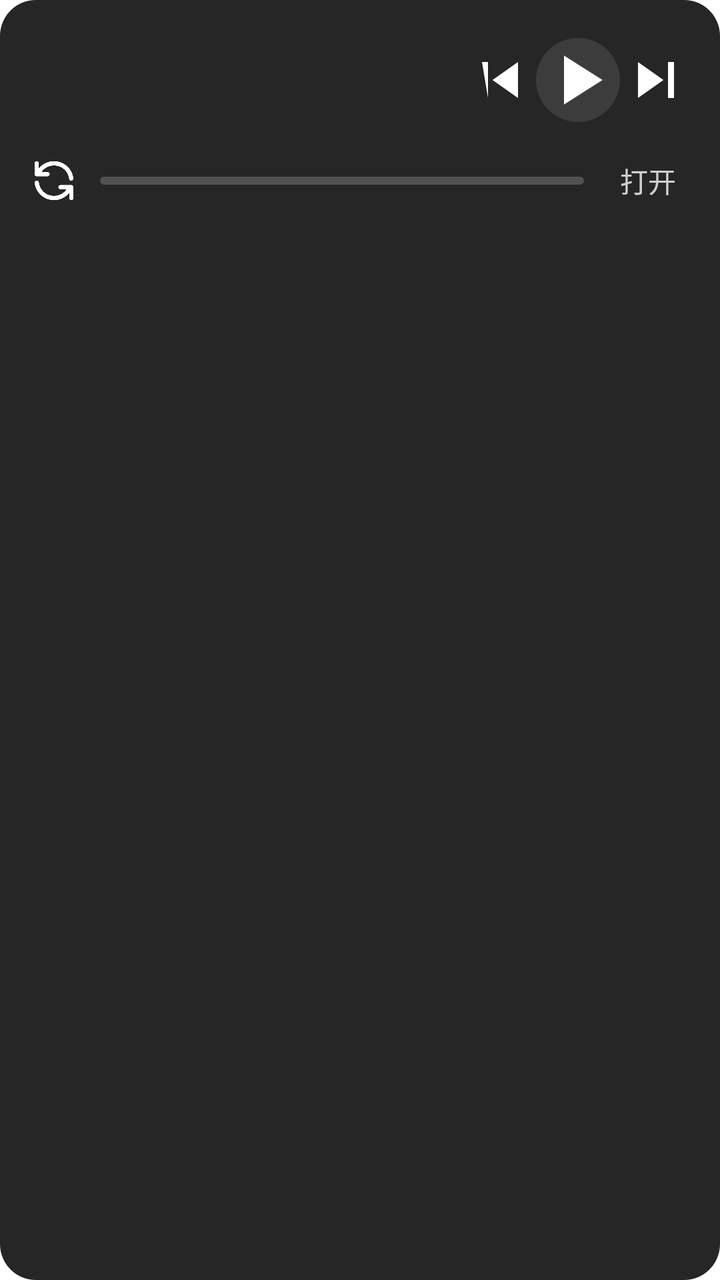
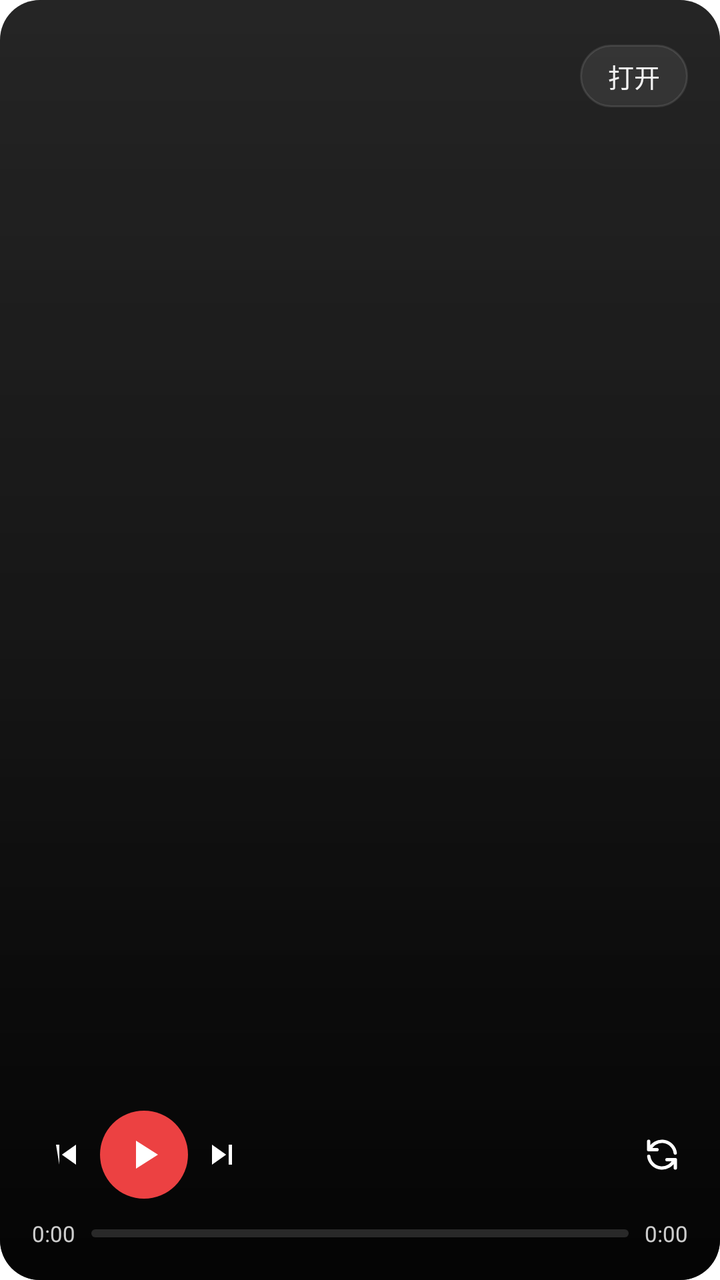

Compare the two renders of this Android layout. The source of the first and the diff that turns it into the second are given below.
<!-- AndroidManifest.xml: fallback theme Theme.MaterialComponents.DayNight.NoActionBar -->
<!-- res/layout/player_widget.xml -->
<?xml version="1.0" encoding="utf-8"?>
<LinearLayout xmlns:android="http://schemas.android.com/apk/res/android"
    android:id="@+id/root"
    android:layout_width="match_parent"
    android:layout_height="match_parent"
    android:orientation="vertical"
    android:background="@drawable/widget_bg"
    android:padding="14dp">

    <LinearLayout
        android:layout_width="match_parent"
        android:layout_height="wrap_content"
        android:orientation="horizontal"
        android:gravity="center_vertical">

        <ImageView
            android:id="@+id/cover"
            android:layout_width="52dp"
            android:layout_height="52dp"
            android:scaleType="centerCrop"
            android:contentDescription="@string/widget_label" />

        <LinearLayout
            android:layout_width="0dp"
            android:layout_height="wrap_content"
            android:layout_weight="1"
            android:layout_marginStart="12dp"
            android:layout_marginEnd="8dp"
            android:orientation="vertical">

            <TextView
                android:id="@+id/songText"
                android:layout_width="match_parent"
                android:layout_height="wrap_content"
                android:textColor="#FFFFFF"
                android:textSize="14sp"
                android:textStyle="bold"
                android:singleLine="true"
                android:ellipsize="end" />

            <TextView
                android:id="@+id/artistText"
                android:layout_width="match_parent"
                android:layout_height="wrap_content"
                android:layout_marginTop="2dp"
                android:textColor="#99FFFFFF"
                android:textSize="12sp"
                android:singleLine="true"
                android:ellipsize="end" />
        </LinearLayout>

        <ImageButton
            android:id="@+id/btnPrev"
            android:layout_width="36dp"
            android:layout_height="36dp"
            android:background="?android:attr/selectableItemBackgroundBorderless"
            android:src="@drawable/ic_skip_previous"
            android:scaleType="fitCenter"
            android:contentDescription="@string/widget_label" />

        <ImageButton
            android:id="@+id/btnPlay"
            android:layout_width="42dp"
            android:layout_height="42dp"
            android:background="@drawable/widget_play_btn"
            android:src="@drawable/ic_play"
            android:scaleType="fitCenter"
            android:contentDescription="@string/widget_label" />

        <ImageButton
            android:id="@+id/btnNext"
            android:layout_width="36dp"
            android:layout_height="36dp"
            android:background="?android:attr/selectableItemBackgroundBorderless"
            android:src="@drawable/ic_skip_next"
            android:scaleType="fitCenter"
            android:contentDescription="@string/widget_label" />
    </LinearLayout>

    <LinearLayout
        android:layout_width="match_parent"
        android:layout_height="wrap_content"
        android:layout_marginTop="10dp"
        android:orientation="horizontal"
        android:gravity="center_vertical">

        <ImageButton
            android:id="@+id/btnMode"
            android:layout_width="26dp"
            android:layout_height="26dp"
            android:background="?android:attr/selectableItemBackgroundBorderless"
            android:src="@drawable/ic_notif_mode_repeat"
            android:scaleType="fitCenter"
            android:contentDescription="@string/widget_label" />

        <ProgressBar
            android:id="@+id/progress"
            style="?android:attr/progressBarStyleHorizontal"
            android:layout_width="0dp"
            android:layout_height="wrap_content"
            android:layout_weight="1"
            android:layout_marginStart="10dp"
            android:layout_marginEnd="10dp"
            android:max="100"
            android:progress="0"
            android:progressDrawable="@drawable/widget_progress_drawable"
            android:maxHeight="4dp"
            android:minHeight="4dp" />

        <TextView
            android:id="@+id/btnOpen"
            android:layout_width="wrap_content"
            android:layout_height="wrap_content"
            android:text="打开"
            android:textColor="#C7FFFFFF"
            android:textSize="14sp"
            android:background="?android:attr/selectableItemBackground"
            android:paddingStart="8dp"
            android:paddingEnd="8dp"
            android:paddingTop="4dp"
            android:paddingBottom="4dp"
            android:contentDescription="@string/widget_label" />
    </LinearLayout>
</LinearLayout>
<!-- resources referenced by this layout -->
<resources>
  <!-- drawable ic_notif_mode_repeat (drawable) -->
  <vector xmlns:android="http://schemas.android.com/apk/res/android"
      android:width="24dp"
      android:height="24dp"
      android:viewportWidth="24"
      android:viewportHeight="24"
      android:tint="#FFFFFF">
      
      <path
          android:pathData="M4 4 L4 9 L4.582 9 M19.938 11 A8.001 8.001 0 0 0 4.582 9 M4.582 9 L9 9 M20 20 L20 15 L19.419 15 A8.003 8.003 0 0 1 4.062 13 M19.419 15 L15 15"
          android:strokeColor="#FFFFFF"
          android:strokeWidth="2"
          android:strokeLineCap="round"
          android:strokeLineJoin="round"
          android:fillColor="@android:color/transparent"/>
  </vector>
  <!-- drawable ic_play (drawable) -->
  <vector xmlns:android="http://schemas.android.com/apk/res/android"
      android:width="24dp"
      android:height="24dp"
      android:viewportWidth="24"
      android:viewportHeight="24"
      android:tint="#FFFFFF">
      <path
          android:fillColor="#FFFFFF"
          android:pathData="M8,5v14l11,-7z" />
  </vector>
  <!-- drawable ic_skip_next (drawable) -->
  <vector xmlns:android="http://schemas.android.com/apk/res/android"
      android:width="24dp"
      android:height="24dp"
      android:viewportWidth="24"
      android:viewportHeight="24"
      android:tint="#FFFFFF">
      <path
          android:fillColor="#FFFFFF"
          android:pathData="M6,18l8.5,-6L6,6v12z M16,6v12h2L18,6h-2z" />
  </vector>
  <!-- drawable ic_skip_previous (drawable) -->
  <vector xmlns:android="http://schemas.android.com/apk/res/android"
      android:width="24dp"
      android:height="24dp"
      android:viewportWidth="24"
      android:viewportHeight="24"
      android:tint="#FFFFFF">
      <path
          android:fillColor="#FFFFFF"
          android:pathData="M6,6h2v12L6,6z M9.5,12l8.5,6L18,6L9.5,12z" />
  </vector>
  <!-- drawable widget_bg (drawable) -->
  <?xml version="1.0" encoding="utf-8"?>
  <shape xmlns:android="http://schemas.android.com/apk/res/android"
      android:shape="rectangle">
      <solid android:color="#262626" />
      <corners android:radius="18dp" />
  </shape>
  <!-- drawable widget_play_btn (drawable) -->
  <?xml version="1.0" encoding="utf-8"?>
  <shape xmlns:android="http://schemas.android.com/apk/res/android"
      android:shape="oval">
      <solid android:color="#1AFFFFFF" />
  </shape>
  <!-- drawable widget_progress_drawable (drawable) -->
  <?xml version="1.0" encoding="utf-8"?>
  <layer-list xmlns:android="http://schemas.android.com/apk/res/android">
      <item android:id="@android:id/background">
          <shape android:shape="rectangle">
              <solid android:color="#33FFFFFF" />
              <corners android:radius="3dp" />
          </shape>
      </item>
      <item android:id="@android:id/progress">
          <clip>
              <shape android:shape="rectangle">
                  <solid android:color="#CCFFFFFF" />
                  <corners android:radius="3dp" />
              </shape>
          </clip>
      </item>
  </layer-list>
  <string name="widget_label">弦予播放</string>
</resources>

<!-- the commit's change to res/layout/player_widget.xml (unified diff, before → after) -->
@@ -1,124 +1,177 @@
 <?xml version="1.0" encoding="utf-8"?>
-<LinearLayout xmlns:android="http://schemas.android.com/apk/res/android"
+<FrameLayout xmlns:android="http://schemas.android.com/apk/res/android"
     android:id="@+id/root"
     android:layout_width="match_parent"
     android:layout_height="match_parent"
-    android:orientation="vertical"
-    android:background="@drawable/widget_bg"
-    android:padding="14dp">
+    android:background="@drawable/widget_bg">
 
+    
+    <ImageView
+        android:id="@+id/bgCover"
+        android:layout_width="match_parent"
+        android:layout_height="match_parent"
+        android:scaleType="fitXY"
+        android:contentDescription="@string/widget_label" />
+
+    
+    <View
+        android:id="@+id/scrim"
+        android:layout_width="match_parent"
+        android:layout_height="match_parent"
+        android:background="@drawable/widget_cover_scrim" />
+
+    
     <LinearLayout
         android:layout_width="match_parent"
-        android:layout_height="wrap_content"
-        android:orientation="horizontal"
-        android:gravity="center_vertical">
+        android:layout_height="match_parent"
+        android:orientation="vertical"
+        android:padding="16dp">
 
-        <ImageView
-            android:id="@+id/cover"
-            android:layout_width="52dp"
-            android:layout_height="52dp"
-            android:scaleType="centerCrop"
-            android:contentDescription="@string/widget_label" />
+        
+        <LinearLayout
+            android:layout_width="match_parent"
+            android:layout_height="wrap_content"
+            android:orientation="horizontal"
+            android:gravity="center_vertical">
 
-        <LinearLayout
-            android:layout_width="0dp"
-            android:layout_height="wrap_content"
-            android:layout_weight="1"
-            android:layout_marginStart="12dp"
-            android:layout_marginEnd="8dp"
-            android:orientation="vertical">
+            <LinearLayout
+                android:layout_width="0dp"
+                android:layout_height="wrap_content"
+                android:layout_weight="1"
+                android:orientation="vertical">
+
+                <TextView
+                    android:id="@+id/songText"
+                    android:layout_width="match_parent"
+                    android:layout_height="wrap_content"
+                    android:textColor="#FFFFFF"
+                    android:textSize="18sp"
+                    android:textStyle="bold"
+                    android:maxLines="1"
+                    android:ellipsize="end" />
+
+                <TextView
+                    android:id="@+id/artistText"
+                    android:layout_width="match_parent"
+                    android:layout_height="wrap_content"
+                    android:layout_marginTop="2dp"
+                    android:textColor="#CCFFFFFF"
+                    android:textSize="13sp"
+                    android:maxLines="1"
+                    android:ellipsize="end" />
+            </LinearLayout>
 
             <TextView
-                android:id="@+id/songText"
-                android:layout_width="match_parent"
+                android:id="@+id/btnOpen"
+                android:layout_width="wrap_content"
                 android:layout_height="wrap_content"
-                android:textColor="#FFFFFF"
-                android:textSize="14sp"
-                android:textStyle="bold"
-                android:singleLine="true"
-                android:ellipsize="end" />
+                android:text="打开"
+                android:textColor="#EFFFFFFF"
+                android:textSize="13sp"
+                android:background="@drawable/widget_open_btn"
+                android:paddingStart="14dp"
+                android:paddingEnd="14dp"
+                android:paddingTop="6dp"
+                android:paddingBottom="6dp"
+                android:contentDescription="@string/widget_label" />
+        </LinearLayout>
+
+        
+        <View
+            android:layout_width="match_parent"
+            android:layout_height="0dp"
+            android:layout_weight="1" />
+
+        
+        <LinearLayout
+            android:layout_width="match_parent"
+            android:layout_height="wrap_content"
+            android:orientation="horizontal"
+            android:gravity="center_vertical">
+
+            <ImageButton
+                android:id="@+id/btnPrev"
+                android:layout_width="34dp"
+                android:layout_height="34dp"
+                android:padding="7dp"
+                android:background="?android:attr/selectableItemBackgroundBorderless"
+                android:src="@drawable/ic_skip_previous"
+                android:scaleType="fitCenter"
+                android:contentDescription="@string/widget_label" />
+
+            <ImageButton
+                android:id="@+id/btnPlay"
+                android:layout_width="44dp"
+                android:layout_height="44dp"
+                android:padding="10dp"
+                android:background="@drawable/widget_play_btn"
+                android:src="@drawable/ic_play"
+                android:scaleType="fitCenter"
+                android:contentDescription="@string/widget_label" />
+
+            <ImageButton
+                android:id="@+id/btnNext"
+                android:layout_width="34dp"
+                android:layout_height="34dp"
+                android:padding="7dp"
+                android:background="?android:attr/selectableItemBackgroundBorderless"
+                android:src="@drawable/ic_skip_next"
+                android:scaleType="fitCenter"
+                android:contentDescription="@string/widget_label" />
+
+            <View
+                android:layout_width="0dp"
+                android:layout_height="match_parent"
+                android:layout_weight="1" />
+
+            <ImageButton
+                android:id="@+id/btnMode"
+                android:layout_width="26dp"
+                android:layout_height="26dp"
+                android:padding="3dp"
+                android:background="?android:attr/selectableItemBackgroundBorderless"
+                android:src="@drawable/ic_notif_mode_repeat"
+                android:scaleType="fitCenter"
+                android:contentDescription="@string/widget_label" />
+        </LinearLayout>
+
+        
+        <LinearLayout
+            android:layout_width="match_parent"
+            android:layout_height="wrap_content"
+            android:layout_marginTop="10dp"
+            android:orientation="horizontal"
+            android:gravity="center_vertical">
 
             <TextView
-                android:id="@+id/artistText"
-                android:layout_width="match_parent"
+                android:id="@+id/timeCur"
+                android:layout_width="wrap_content"
                 android:layout_height="wrap_content"
-                android:layout_marginTop="2dp"
-                android:textColor="#99FFFFFF"
-                android:textSize="12sp"
-                android:singleLine="true"
-                android:ellipsize="end" />
+                android:text="0:00"
+                android:textColor="#CCFFFFFF"
+                android:textSize="11sp" />
+
+            <ProgressBar
+                android:id="@+id/progress"
+                style="?android:attr/progressBarStyleHorizontal"
+                android:layout_width="0dp"
+                android:layout_height="wrap_content"
+                android:layout_weight="1"
+                android:layout_marginStart="8dp"
+                android:layout_marginEnd="8dp"
+                android:max="100"
+                android:progress="0"
+                android:progressDrawable="@drawable/widget_progress_drawable"
+                android:maxHeight="4dp"
+                android:minHeight="4dp" />
+
+            <TextView
+                android:id="@+id/timeDur"
+                android:layout_width="wrap_content"
+                android:layout_height="wrap_content"
+                android:text="0:00"
+                android:textColor="#CCFFFFFF"
+                android:textSize="11sp" />
         </LinearLayout>
-
-        <ImageButton
-            android:id="@+id/btnPrev"
-            android:layout_width="36dp"
-            android:layout_height="36dp"
-            android:background="?android:attr/selectableItemBackgroundBorderless"
-            android:src="@drawable/ic_skip_previous"
-            android:scaleType="fitCenter"
-            android:contentDescription="@string/widget_label" />
-
-        <ImageButton
-            android:id="@+id/btnPlay"
-            android:layout_width="42dp"
-            android:layout_height="42dp"
-            android:background="@drawable/widget_play_btn"
-            android:src="@drawable/ic_play"
-            android:scaleType="fitCenter"
-            android:contentDescription="@string/widget_label" />
-
-        <ImageButton
-            android:id="@+id/btnNext"
-            android:layout_width="36dp"
-            android:layout_height="36dp"
-            android:background="?android:attr/selectableItemBackgroundBorderless"
-            android:src="@drawable/ic_skip_next"
-            android:scaleType="fitCenter"
-            android:contentDescription="@string/widget_label" />
     </LinearLayout>
-
-    <LinearLayout
-        android:layout_width="match_parent"
-        android:layout_height="wrap_content"
-        android:layout_marginTop="10dp"
-        android:orientation="horizontal"
-        android:gravity="center_vertical">
-
-        <ImageButton
-            android:id="@+id/btnMode"
-            android:layout_width="26dp"
-            android:layout_height="26dp"
-            android:background="?android:attr/selectableItemBackgroundBorderless"
-            android:src="@drawable/ic_notif_mode_repeat"
-            android:scaleType="fitCenter"
-            android:contentDescription="@string/widget_label" />
-
-        <ProgressBar
-            android:id="@+id/progress"
-            style="?android:attr/progressBarStyleHorizontal"
-            android:layout_width="0dp"
-            android:layout_height="wrap_content"
-            android:layout_weight="1"
-            android:layout_marginStart="10dp"
-            android:layout_marginEnd="10dp"
-            android:max="100"
-            android:progress="0"
-            android:progressDrawable="@drawable/widget_progress_drawable"
-            android:maxHeight="4dp"
-            android:minHeight="4dp" />
-
-        <TextView
-            android:id="@+id/btnOpen"
-            android:layout_width="wrap_content"
-            android:layout_height="wrap_content"
-            android:text="打开"
-            android:textColor="#C7FFFFFF"
-            android:textSize="14sp"
-            android:background="?android:attr/selectableItemBackground"
-            android:paddingStart="8dp"
-            android:paddingEnd="8dp"
-            android:paddingTop="4dp"
-            android:paddingBottom="4dp"
-            android:contentDescription="@string/widget_label" />
-    </LinearLayout>
-</LinearLayout>
+</FrameLayout>
<!-- resource entries referenced after the edit -->
@@ -53,28 +53,50 @@
   <?xml version="1.0" encoding="utf-8"?>
   <shape xmlns:android="http://schemas.android.com/apk/res/android"
       android:shape="rectangle">
-      <solid android:color="#262626" />
-      <corners android:radius="18dp" />
+      <gradient
+          android:startColor="#2E2E2E"
+          android:endColor="#1B1B1B"
+          android:angle="270" />
+      <corners android:radius="20dp" />
+  </shape>
+  <!-- drawable widget_cover_scrim (drawable) -->
+  <?xml version="1.0" encoding="utf-8"?>
+  <shape xmlns:android="http://schemas.android.com/apk/res/android"
+      android:shape="rectangle">
+      <gradient
+          android:startColor="#33000000"
+          android:centerColor="#66000000"
+          android:endColor="#D9000000"
+          android:angle="270" />
+      <corners android:radius="20dp" />
+  </shape>
+  <!-- drawable widget_open_btn (drawable) -->
+  <?xml version="1.0" encoding="utf-8"?>
+  <shape xmlns:android="http://schemas.android.com/apk/res/android"
+      android:shape="rectangle">
+      <solid android:color="#14FFFFFF" />
+      <stroke android:width="1dp" android:color="#1AFFFFFF" />
+      <corners android:radius="22dp" />
   </shape>
   <!-- drawable widget_play_btn (drawable) -->
   <?xml version="1.0" encoding="utf-8"?>
   <shape xmlns:android="http://schemas.android.com/apk/res/android"
       android:shape="oval">
-      <solid android:color="#1AFFFFFF" />
+      <solid android:color="#EC4142" />
   </shape>
   <!-- drawable widget_progress_drawable (drawable) -->
   <?xml version="1.0" encoding="utf-8"?>
   <layer-list xmlns:android="http://schemas.android.com/apk/res/android">
       <item android:id="@android:id/background">
           <shape android:shape="rectangle">
-              <solid android:color="#33FFFFFF" />
+              <solid android:color="#24FFFFFF" />
               <corners android:radius="3dp" />
           </shape>
       </item>
       <item android:id="@android:id/progress">
           <clip>
               <shape android:shape="rectangle">
-                  <solid android:color="#CCFFFFFF" />
+                  <solid android:color="#EC4142" />
                   <corners android:radius="3dp" />
               </shape>
           </clip>
